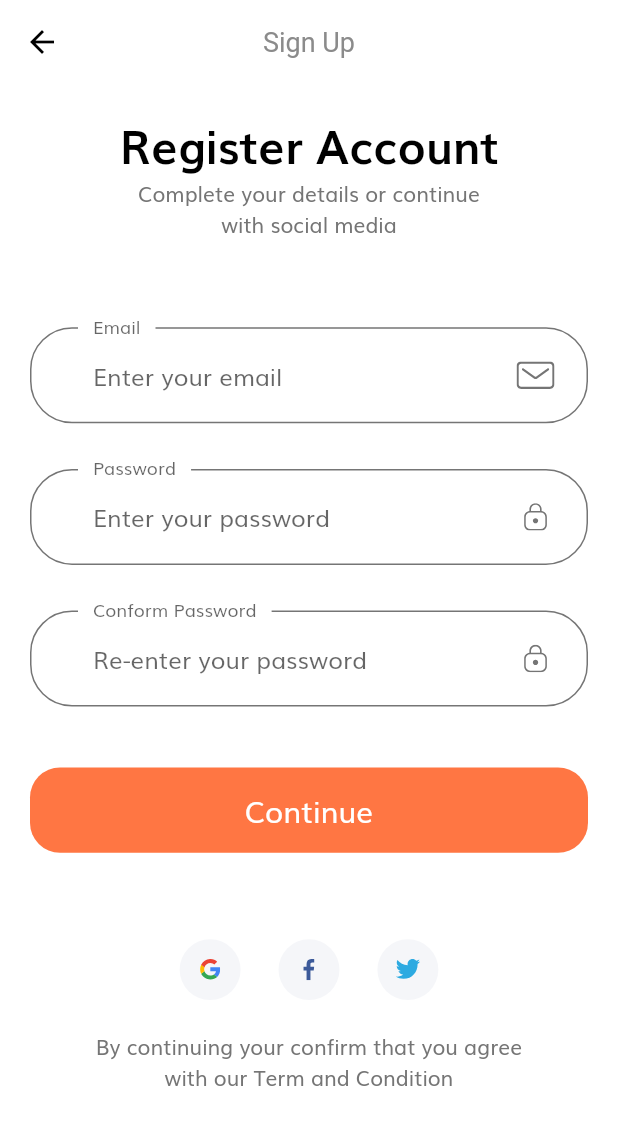
After one commit to DARWINDEV/ecommerce, a Flutter app: the SignUpScreen screen opened by its route, on a phone screen of 412 x 824 dp. The commit adds this screen. Shown: the top 1125 px of the screen. Run offline on Flutter 3.47's test engine with Material 2 defaults, Android fonts, the phone set to English and light mode, and no system bars; our stand-ins replace flutter_svg.

Commit message:
user form

```diff
--- a/lib/main.dart
+++ b/lib/main.dart
@@ -1,6 +1,6 @@
-import 'package:ecommerce/themes.dart';
 import 'package:flutter/material.dart';
 
+import 'package:ecommerce/src/themes/themes.dart';
 import 'package:ecommerce/src/routes/routes.dart';
 
 
--- a/lib/src/routes/routes.dart
+++ b/lib/src/routes/routes.dart
@@ -1,13 +1,17 @@
 import 'package:flutter/cupertino.dart';
+
+import 'package:ecommerce/src/screens/complete_profile/components/complete_profile.dart';
+import 'package:ecommerce/src/screens/forgot_password/components/forgot_password.dart';
 import 'package:ecommerce/src/screens/login_success/components/loginSuccess.dart';
-
-import 'package:ecommerce/src/screens/forgot_password/components/forgot_password.dart';
+import 'package:ecommerce/src/screens/splash/components/splashScreen.dart';
+import 'package:ecommerce/src/screens/sign_up/components/sign_up.dart';
 import 'package:ecommerce/src/screens/sign_in/components/sign_in.dart';
-import 'package:ecommerce/src/screens/splash/components/splashScreen.dart';
 
 final Map<String, WidgetBuilder> routes = {
   'splashScreen' : (BuildContext context) => SplashScreen(),
   'signInScreen' : (BuildContext context) => SignInScreen(),
   'forgotPassword' : (BuildContext context) => ForgotPasswordScreen(),
   'success' : (BuildContext context) => LoginSuccessScreen(),
+  'signUpScreen' : (BuildContext context) => SignUpScreen(),
+  'completeProfile' : (BuildContext context) => CompleteProfileScreen()
 };
--- a/lib/src/screens/login_success/components/loginSuccess.dart
+++ b/lib/src/screens/login_success/components/loginSuccess.dart
@@ -9,6 +9,6 @@ class LoginSuccessScreen extends StatelessWidget {
       leading: SizedBox(),
       title: (Text("Login Success")),
     ),
-    body: SuccessBody(),);
+    body: SuccessBody());
   }
 }
--- /dev/null
+++ b/lib/src/screens/sign_up/components/signUpBody.dart
@@ -0,0 +1,39 @@
+import 'package:flutter/material.dart';
+
+import 'package:ecommerce/src/screens/sign_up/components/sign_up_form.dart';
+import 'package:ecommerce/src/widgets/social_media_container.dart';
+import 'package:ecommerce/src/utils/size_config.dart';
+import 'package:ecommerce/src/values/constants.dart';
+
+class SignUpBody extends StatelessWidget {
+  @override
+  Widget build(BuildContext context) {
+    return SizedBox(
+        width: double.infinity,
+        child: Padding(
+          padding: EdgeInsets.symmetric(horizontal: 20),
+          child: SingleChildScrollView(
+            physics: BouncingScrollPhysics(),
+            child: Column(
+              children: <Widget>[
+                SizedBox(height: SizeConfig.screenHeight! * 0.02),
+                Text(
+                  'Register Account',
+                  style: headingStyle,
+                ),
+                Text(
+                  'Complete your details or continue \nwith social media',
+                  textAlign: TextAlign.center,
+                ),
+                SizedBox(height: SizeConfig.screenHeight! * 0.07),
+                SignUpForm(),
+                SizedBox(height: SizeConfig.screenHeight! * 0.07),
+                SocialMediaContainer(),
+                SizedBox(height: getProportionateScreenHeight(20)),
+                Text('By continuing your confirm that you agree \nwith our Term and Condition', textAlign: TextAlign.center,)
+              ],
+            ),
+          ),
+        ));
+  }
+}
--- /dev/null
+++ b/lib/src/screens/sign_up/components/sign_up.dart
@@ -0,0 +1,15 @@
+import 'package:ecommerce/src/screens/sign_up/components/signUpBody.dart';
+import 'package:flutter/material.dart';
+
+class SignUpScreen extends StatelessWidget {
+
+  @override
+  Widget build(BuildContext context) {
+    return Scaffold(
+      appBar: AppBar(
+        title: Text("Sign Up"),
+      ),
+      body: SignUpBody(),
+   );
+  }
+}
--- /dev/null
+++ b/lib/src/screens/sign_up/components/sign_up_form.dart
@@ -0,0 +1,176 @@
+import 'package:flutter/material.dart';
+
+import 'package:ecommerce/src/widgets/customSuffixMethod.dart';
+import 'package:ecommerce/src/widgets/genericButton.dart';
+import 'package:ecommerce/src/widgets/form_error.dart';
+import 'package:ecommerce/src/utils/size_config.dart';
+import 'package:ecommerce/src/values/constants.dart';
+
+class SignUpForm extends StatefulWidget {
+  const SignUpForm({Key? key}) : super(key: key);
+
+  @override
+  _SignUpFormState createState() => _SignUpFormState();
+}
+
+class _SignUpFormState extends State<SignUpForm> {
+  final _formKey = GlobalKey<FormState>();
+  // ignore: non_constant_identifier_names
+  String? email, password, confirm_password;
+  final List<String> errors = [];
+
+  void addError({String? error}) {
+    if (!errors.contains(error))
+      setState(() {
+        errors.add(error!);
+      });
+  }
+
+  void removeError({String? error}) {
+    if (errors.contains(error))
+      setState(() {
+        errors.remove(error!);
+      });
+  }
+
+  @override
+  Widget build(BuildContext context) {
+    return Form(
+      key: _formKey,
+      child: Column(children: [
+        emailForm(),
+        SizedBox(
+          height: getProportionateScreenHeight(30),
+        ),
+        passwordForm(),
+        SizedBox(
+          height: getProportionateScreenHeight(30),
+        ),
+        confirmPassword(),
+        Warnings(errors: errors),
+        SizedBox(
+          height: getProportionateScreenHeight(40),
+        ),
+        GenericButton(
+          text: 'Continue',
+          press: () {
+            if (_formKey.currentState!.validate()) {
+              Navigator.pushNamed(context, 'completeProfile');
+            }
+          },
+        )
+      ]),
+    );
+  }
+
+  Widget emailForm() {
+    return TextFormField(
+      keyboardType: TextInputType.emailAddress,
+      onSaved: (newValue) => email = newValue,
+      decoration: InputDecoration(
+        labelText: 'Email',
+        hintText: 'Enter your email',
+        floatingLabelBehavior: FloatingLabelBehavior.always,
+        suffixIcon: CustomSuffixMethod(
+          iconSvg: 'assets/icons/Mail.svg',
+        ),
+      ),
+      onChanged: (value) {
+        if (value.isNotEmpty && !errors.contains(kEmailNullError)) {
+          setState(() {
+            errors.remove(kEmailNullError);
+          });
+        } else if (!emailValidatorRegExp.hasMatch(value) &&
+            !errors.contains(kInvalidEmailError)) {
+          setState(() {
+            errors.remove(kInvalidEmailError);
+          });
+        }
+        return null;
+      },
+      validator: (value) {
+        if (value!.isEmpty && !errors.contains(kEmailNullError)) {
+          setState(() {
+            errors.add(kEmailNullError);
+          });
+          return "";
+        } else if (!emailValidatorRegExp.hasMatch(value) &&
+            !errors.contains(kInvalidEmailError)) {
+          setState(() {
+            errors.add(kInvalidEmailError);
+          });
+          return "";
+        }
+        return null;
+      },
+    );
+  }
+
+  Widget passwordForm() {
+    return TextFormField(
+      obscureText: true,
+      onSaved: (newValue) => password = newValue,
+      keyboardType: TextInputType.emailAddress,
+      decoration: InputDecoration(
+          labelText: 'Password',
+          hintText: 'Enter your password',
+          floatingLabelBehavior: FloatingLabelBehavior.always,
+          suffixIcon: CustomSuffixMethod(
+            iconSvg: 'assets/icons/Lock.svg',
+          )),
+      onChanged: (value) {
+        if (value.isNotEmpty) {
+          removeError(error: kPassNullError);
+        } else if (value.length >= 8) {
+          removeError(error: kShortPassError);
+        }
+        password = value;
+        return null;
+      },
+      validator: (valuePass) {
+        if (valuePass!.isEmpty && !errors.contains(kPassNullError)) {
+          setState(() {
+            errors.add(kPassNullError);
+          });
+          return "";
+        } else if (valuePass.length < 8 && !errors.contains(kShortPassError)) {
+          setState(() {
+            errors.add(kShortPassError);
+          });
+          return "";
+        }
+        return null;
+      },
+    );
+  }
+
+  Widget confirmPassword() {
+    return TextFormField(
+      obscureText: true,
+      onSaved: (newValue) => confirm_password = newValue,
+      keyboardType: TextInputType.emailAddress,
+      decoration: InputDecoration(
+          labelText: 'Conform Password',
+          hintText: 'Re-enter your password',
+          floatingLabelBehavior: FloatingLabelBehavior.always,
+          suffixIcon: CustomSuffixMethod(
+            iconSvg: 'assets/icons/Lock.svg',
+          )),
+      onChanged: (value) {
+        if (password == confirm_password) {
+          removeError(error: kMatchPassError);
+        }
+        return null;
+      },
+      validator: (value) {
+        if (value!.isEmpty) {
+          return "";
+        } else if (password != value) {
+          addError(error: kMatchPassError);
+          return "";
+        }
+        return null;
+      },
+    );
+  }
+}
--- a/lib/src/widgets/socialCard.dart
+++ b/lib/src/widgets/socialCard.dart
@@ -1,9 +1,10 @@
+import 'package:flutter/material.dart';
+
 import 'package:ecommerce/src/utils/size_config.dart';
-import 'package:flutter/material.dart';
 import 'package:flutter_svg/flutter_svg.dart';
 
 class SocialCard extends StatelessWidget {
-  const SocialCard({
+  SocialCard({
     Key? key, required this.icon, required this.press,
   }) : super(key: key);
   final String icon;
--- /dev/null
+++ b/lib/src/widgets/social_media_container.dart
@@ -0,0 +1,25 @@
+import 'package:ecommerce/src/widgets/socialCard.dart';
+import 'package:flutter/material.dart';
+
+class SocialMediaContainer extends StatelessWidget {
+  @override
+  Widget build(BuildContext context) {
+    return Row(
+      mainAxisAlignment: MainAxisAlignment.center,
+      children: [
+        SocialCard(
+          icon: 'assets/icons/google-icon.svg',
+          press: () {},
+        ),
+        SocialCard(
+          icon: 'assets/icons/facebook-2.svg',
+          press: () {},
+        ),
+        SocialCard(
+          icon: 'assets/icons/twitter.svg',
+          press: () {},
+        ),
+      ],
+    );
+  }
+}
```
Also changed, not shown: lib/src/screens/complete_profile/components/complete_profile.dart (added, +16 -0 lines), lib/src/screens/complete_profile/components/complete_profile_body.dart (added, +30 -0 lines), lib/src/screens/complete_profile/components/complete_profile_form.dart (added, +165 -0 lines), lib/src/screens/sign_in/components/bodySign.dart (+5 -32 lines), lib/src/screens/sign_in/components/sign_form.dart (+17 -3 lines), lib/src/themes/themes.dart (added, +34 -0 lines), lib/src/widgets/new_account.dart (added, +26 -0 lines), lib/themes.dart (deleted, +0 -31 lines), 5 other files.
